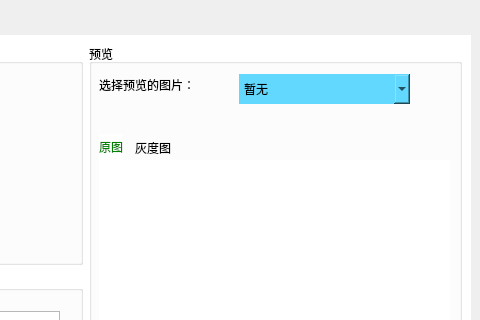
Qt form oceanEddyRecognition.ui (Liujiajia1994/pyQtTest) before a commit; both pictures show x 309 to 789 and y 0 to 320 of the 789 by 550 pixel window.
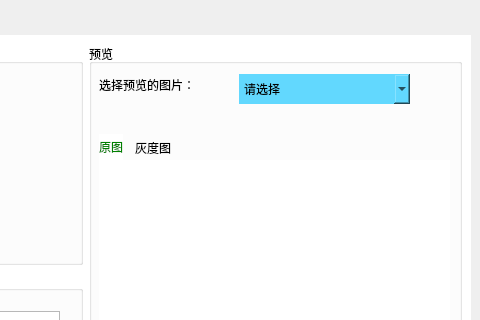
The same form after that commit. Icons and pictures are not drawn.

Commit message: 主界面调整

```diff
--- a/oceanEddyRecognition.ui
+++ b/oceanEddyRecognition.ui
@@ -213,11 +213,11 @@
 </string>
              </property>
              <property name="currentText">
-              <string>暂无</string>
+              <string>请选择</string>
              </property>
              <item>
               <property name="text">
-               <string>暂无</string>
+               <string>请选择</string>
               </property>
              </item>
             </widget>
```
Left out of the diff: 8 changed lines with no effect on the pictures. The commit also changes 1 other file.
